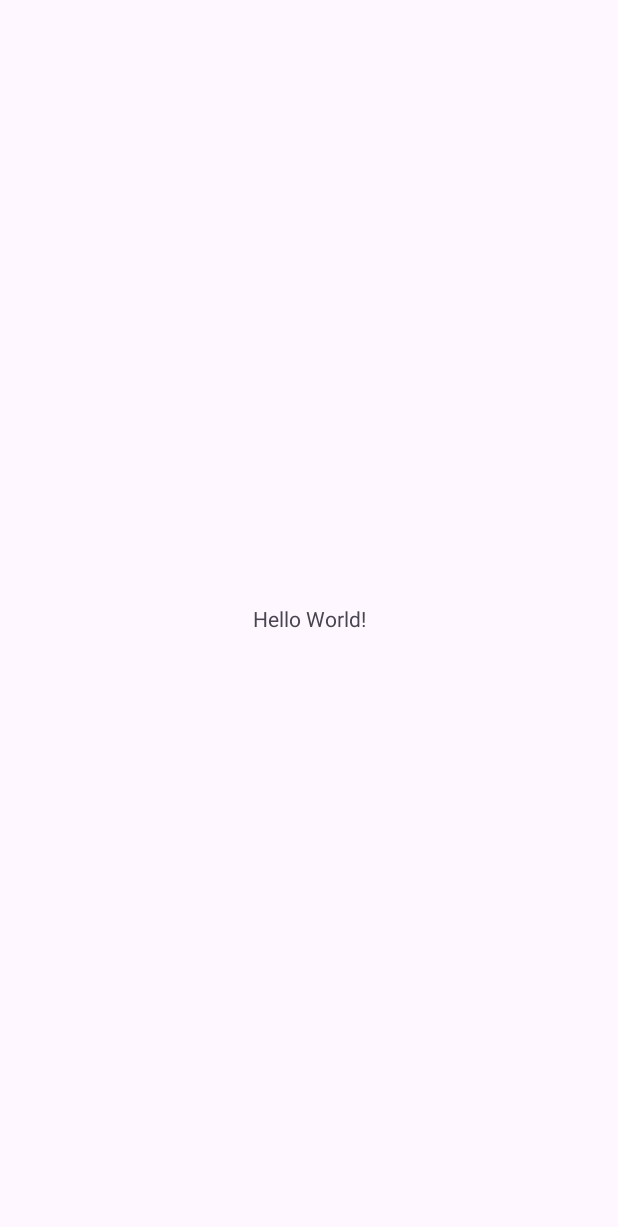
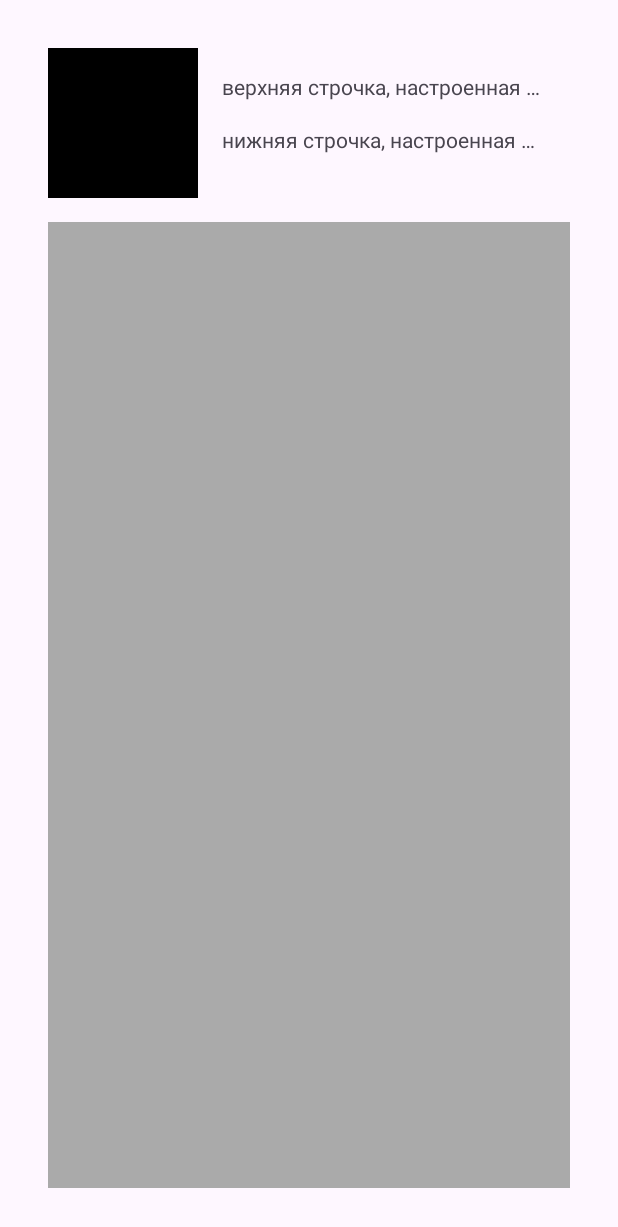
Before and after one commit to karachinstar/android_HW_Karachinstar2, an Android app: the screen it shows after launch (MainActivity), on a phone screen of 412 x 824 dp. Before the commit the part shown is almost empty. Shown: the top 1227 px of the screen. Run offline under Robolectric (Android 15) with nearby library versions, the phone set to English and light mode, and no system bars.

Commit message:
готово 2

```diff
--- a/m2_layout/app/build.gradle.kts
+++ b/m2_layout/app/build.gradle.kts
@@ -33,6 +33,9 @@ android {
     kotlinOptions {
         jvmTarget = "1.8"
     }
+    buildFeatures {
+        viewBinding = true
+    }
 }
 
 dependencies {
--- a/m2_layout/app/src/main/java/ru/gb/android/hw2/m2_layout/MainActivity.kt
+++ b/m2_layout/app/src/main/java/ru/gb/android/hw2/m2_layout/MainActivity.kt
@@ -1,11 +1,18 @@
 package ru.gb.android.hw2.m2_layout
 
+import android.os.Bundle
 import androidx.appcompat.app.AppCompatActivity
-import android.os.Bundle
+import ru.gb.android.hw2.m2_layout.databinding.ActivityMainBinding
+
 
 class MainActivity : AppCompatActivity() {
+//    private var binding: ActivityMainBinding? = null
     override fun onCreate(savedInstanceState: Bundle?) {
         super.onCreate(savedInstanceState)
-        setContentView(R.layout.activity_main)
+        val binding = ActivityMainBinding.inflate(layoutInflater)
+        setContentView(binding.root)
+
+        binding.customView.setMessageTopText(resources.getString(R.string.top_text))
+        binding.customView.setMessageBottomText(resources.getString(R.string.bottom_text))
     }
 }
--- /dev/null
+++ b/m2_layout/app/src/main/java/ru/gb/android/hw2/m2_layout/customCiew/CustomView.kt
@@ -0,0 +1,25 @@
+package ru.gb.android.hw2.m2_layout.customCiew
+
+import android.content.Context
+import android.util.AttributeSet
+import android.widget.LinearLayout
+import ru.gb.android.hw2.m2_layout.R
+import ru.gb.android.hw2.m2_layout.databinding.CustomViewBinding
+
+
+class CustomView @JvmOverloads constructor(context: Context, attributeSet: AttributeSet? = null) :
+    LinearLayout(context, attributeSet) {
+    private var binding: CustomViewBinding
+    init {
+        val inflatedView = inflate(context, R.layout.custom_view, this)
+        binding = CustomViewBinding.bind(inflatedView)
+    }
+
+    fun setMessageTopText(text: String) {
+        binding.topText.text = text
+    }
+
+    fun setMessageBottomText(text: String) {
+        binding.bottomText.text = text
+    }
+}
--- a/m2_layout/app/src/main/res/layout/activity_main.xml
+++ b/m2_layout/app/src/main/res/layout/activity_main.xml
@@ -1,18 +1,15 @@
 <?xml version="1.0" encoding="utf-8"?>
-<androidx.constraintlayout.widget.ConstraintLayout xmlns:android="http://schemas.android.com/apk/res/android"
-    xmlns:app="http://schemas.android.com/apk/res-auto"
+<FrameLayout xmlns:android="http://schemas.android.com/apk/res/android"
     xmlns:tools="http://schemas.android.com/tools"
     android:layout_width="match_parent"
     android:layout_height="match_parent"
-    tools:context=".MainActivity">
+    android:padding="16dp">
 
-    <TextView
-        android:layout_width="wrap_content"
-        android:layout_height="wrap_content"
-        android:text="Hello World!"
-        app:layout_constraintBottom_toBottomOf="parent"
-        app:layout_constraintEnd_toEndOf="parent"
-        app:layout_constraintStart_toStartOf="parent"
-        app:layout_constraintTop_toTopOf="parent" />
+    <ru.gb.android.hw2.m2_layout.customCiew.CustomView
+        android:id="@+id/custom_view"
+        android:layout_width="match_parent"
+        android:layout_height="match_parent" />
 
-</androidx.constraintlayout.widget.ConstraintLayout>
+
+
+</FrameLayout>
--- /dev/null
+++ b/m2_layout/app/src/main/res/layout/custom_view.xml
@@ -0,0 +1,62 @@
+<?xml version="1.0" encoding="utf-8"?>
+<LinearLayout xmlns:android="http://schemas.android.com/apk/res/android"
+    xmlns:tools="http://schemas.android.com/tools"
+    android:layout_width="match_parent"
+    android:layout_height="match_parent"
+    android:orientation="vertical">
+
+    <LinearLayout
+        android:id="@+id/topLinearLayout"
+        android:layout_width="wrap_content"
+        android:layout_height="wrap_content"
+        android:orientation="horizontal"
+        android:layout_margin="16dp"
+        tools:ignore="UselessParent">
+
+        <FrameLayout
+            android:id="@+id/blackBox"
+            android:layout_width="100dp"
+            android:layout_height="100dp"
+            android:background="@android:color/black" />
+
+        <LinearLayout
+            android:id="@+id/linearLayoutForText"
+            android:layout_width="wrap_content"
+            android:layout_height="wrap_content"
+            android:layout_marginTop="16dp"
+            android:layout_marginEnd="16dp"
+            android:layout_marginStart="16dp"
+            android:orientation="vertical">
+
+            <TextView
+                android:id="@+id/top_text"
+                android:layout_width="wrap_content"
+                android:layout_height="match_parent"
+                android:ellipsize="end"
+                android:lines="1"
+                android:text="@string/defaultTopString"
+                />
+
+            <TextView
+                android:id="@+id/bottom_text"
+                android:layout_width="wrap_content"
+                android:layout_height="wrap_content"
+                android:layout_marginTop="16dp"
+                android:ellipsize="end"
+                android:lines="1"
+                android:text="@string/defaultBottomString" />
+        </LinearLayout>
+    </LinearLayout>
+
+    <FrameLayout
+        android:id="@+id/grey_box"
+        android:layout_width="match_parent"
+        android:layout_height="match_parent"
+        android:layout_marginLeft="16dp"
+        android:layout_marginRight="16dp"
+        android:layout_marginBottom="16dp"
+        android:background="@android:color/darker_gray">
+    </FrameLayout>
+
+
+</LinearLayout>
--- a/m2_layout/app/src/main/res/values-night/themes.xml
+++ /dev/null
@@ -1,7 +0,0 @@
-<resources xmlns:tools="http://schemas.android.com/tools">
-    <!-- Base application theme. -->
-    <style name="Base.Theme.M2_layout" parent="Theme.Material3.DayNight.NoActionBar">
-        <!-- Customize your dark theme here. -->
-        <!-- <item name="colorPrimary">@color/my_dark_primary</item> -->
-    </style>
-</resources>
--- a/m2_layout/app/src/main/res/values/strings.xml
+++ b/m2_layout/app/src/main/res/values/strings.xml
@@ -1,3 +1,7 @@
 <resources>
-    <string name="app_name">m2_layout</string>
+    <string name="app_name">hw2</string>
+    <string name="top_text">верхняя строчка, настроенная из кода</string>
+    <string name="bottom_text">нижняя строчка, настроенная из кода</string>
+    <string name="defaultTopString">Верхняя строчка</string>
+    <string name="defaultBottomString">Нижняя строчка</string>
 </resources>
```
